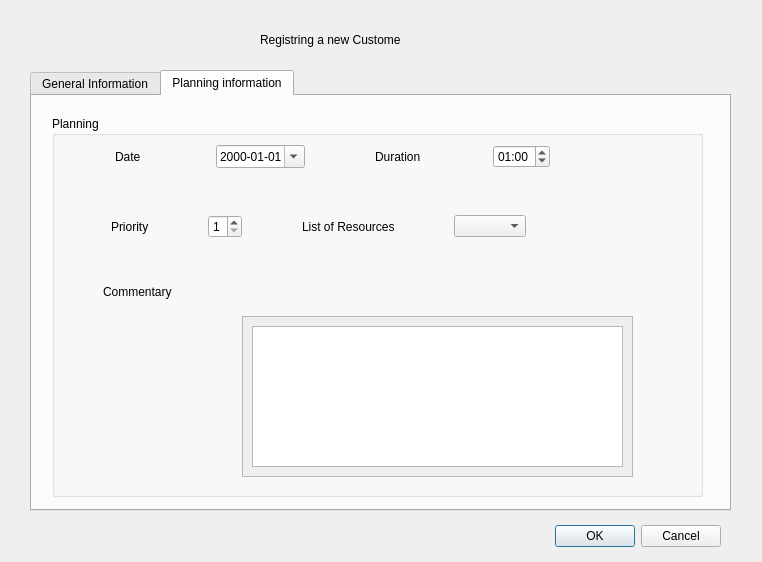
Before: the Qt Designer form addcustomergui.ui in kakeAbdoulaye/qt_Project_Customer, drawn with Qt 5.
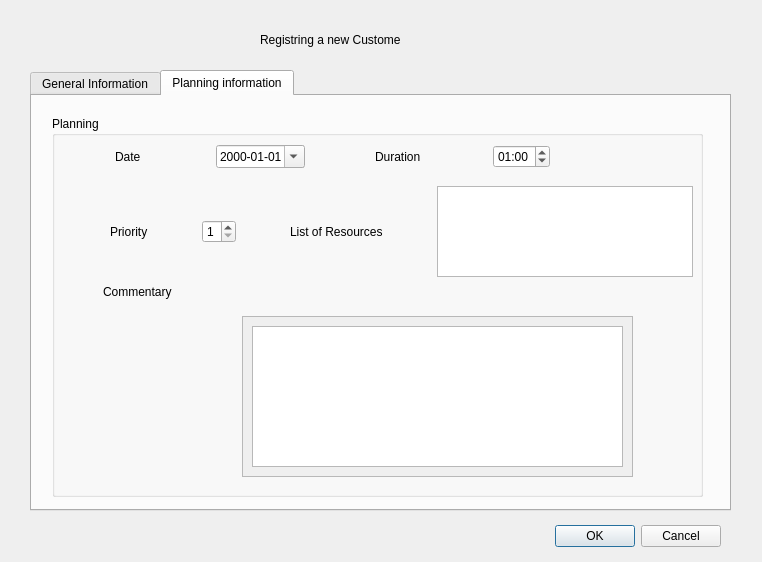
After: the same form once the commit is applied.

Diff of the .ui file:
```diff
--- a/addcustomergui.ui
+++ b/addcustomergui.ui
@@ -660,72 +660,13 @@
      <widget class="QWidget" name="layoutWidget">
       <property name="geometry">
        <rect>
-        <x>1</x>
-        <y>90</y>
-        <width>561</width>
-        <height>41</height>
+        <x>0</x>
+        <y>70</y>
+        <width>641</width>
+        <height>91</height>
        </rect>
       </property>
-      <layout class="QGridLayout" name="gridLayout_18">
-       <item row="0" column="5">
-        <widget class="QLabel" name="labelListResources">
-         <property name="text">
-          <string>List of Resources</string>
-         </property>
-        </widget>
-       </item>
-       <item row="0" column="0">
-        <spacer name="horizontalSpacer_40">
-         <property name="orientation">
-          <enum>Qt::Horizontal</enum>
-         </property>
-         <property name="sizeHint" stdset="0">
-          <size>
-           <width>58</width>
-           <height>20</height>
-          </size>
-         </property>
-        </spacer>
-       </item>
-       <item row="0" column="1">
-        <widget class="QLabel" name="labelPriority">
-         <property name="text">
-          <string>Priority</string>
-         </property>
-         <property name="indent">
-          <number>0</number>
-         </property>
-        </widget>
-       </item>
-       <item row="0" column="6">
-        <spacer name="horizontalSpacer_57">
-         <property name="orientation">
-          <enum>Qt::Horizontal</enum>
-         </property>
-         <property name="sizeHint" stdset="0">
-          <size>
-           <width>40</width>
-           <height>20</height>
-          </size>
-         </property>
-        </spacer>
-       </item>
-       <item row="0" column="7">
-        <widget class="QComboBox" name="comboBoxlistResource">
-         <property name="maxVisibleItems">
-          <number>10</number>
-         </property>
-         <property name="insertPolicy">
-          <enum>QComboBox::NoInsert</enum>
-         </property>
-         <property name="sizeAdjustPolicy">
-          <enum>QComboBox::AdjustToContents</enum>
-         </property>
-         <property name="modelColumn">
-          <number>1</number>
-         </property>
-        </widget>
-       </item>
+      <layout class="QGridLayout" name="gridLayout">
        <item row="0" column="4">
         <spacer name="horizontalSpacer_56">
          <property name="orientation">
@@ -739,21 +680,8 @@
          </property>
         </spacer>
        </item>
-       <item row="0" column="8">
-        <spacer name="horizontalSpacer_42">
-         <property name="orientation">
-          <enum>Qt::Horizontal</enum>
-         </property>
-         <property name="sizeHint" stdset="0">
-          <size>
-           <width>88</width>
-           <height>20</height>
-          </size>
-         </property>
-        </spacer>
-       </item>
-       <item row="0" column="2">
-        <spacer name="horizontalSpacer_41">
+       <item row="0" column="6">
+        <spacer name="horizontalSpacer_57">
          <property name="orientation">
           <enum>Qt::Horizontal</enum>
          </property>
@@ -775,6 +703,59 @@
          </property>
         </widget>
        </item>
+       <item row="0" column="0">
+        <spacer name="horizontalSpacer_40">
+         <property name="orientation">
+          <enum>Qt::Horizontal</enum>
+         </property>
+         <property name="sizeHint" stdset="0">
+          <size>
+           <width>58</width>
+           <height>20</height>
+          </size>
+         </property>
+        </spacer>
+       </item>
+       <item row="0" column="7">
+        <widget class="QListView" name="listViewRessource">
+         <property name="editTriggers">
+          <set>QAbstractItemView::NoEditTriggers</set>
+         </property>
+         <property name="selectionBehavior">
+          <enum>QAbstractItemView::SelectRows</enum>
+         </property>
+        </widget>
+       </item>
+       <item row="0" column="2">
+        <spacer name="horizontalSpacer_41">
+         <property name="orientation">
+          <enum>Qt::Horizontal</enum>
+         </property>
+         <property name="sizeHint" stdset="0">
+          <size>
+           <width>40</width>
+           <height>20</height>
+          </size>
+         </property>
+        </spacer>
+       </item>
+       <item row="0" column="1">
+        <widget class="QLabel" name="labelPriority">
+         <property name="text">
+          <string>Priority</string>
+         </property>
+         <property name="indent">
+          <number>0</number>
+         </property>
+        </widget>
+       </item>
+       <item row="0" column="5">
+        <widget class="QLabel" name="labelListResources">
+         <property name="text">
+          <string>List of Resources</string>
+         </property>
+        </widget>
+       </item>
       </layout>
      </widget>
     </widget>
```
Left out of the diff: 8 changed lines with no effect on the pictures.
